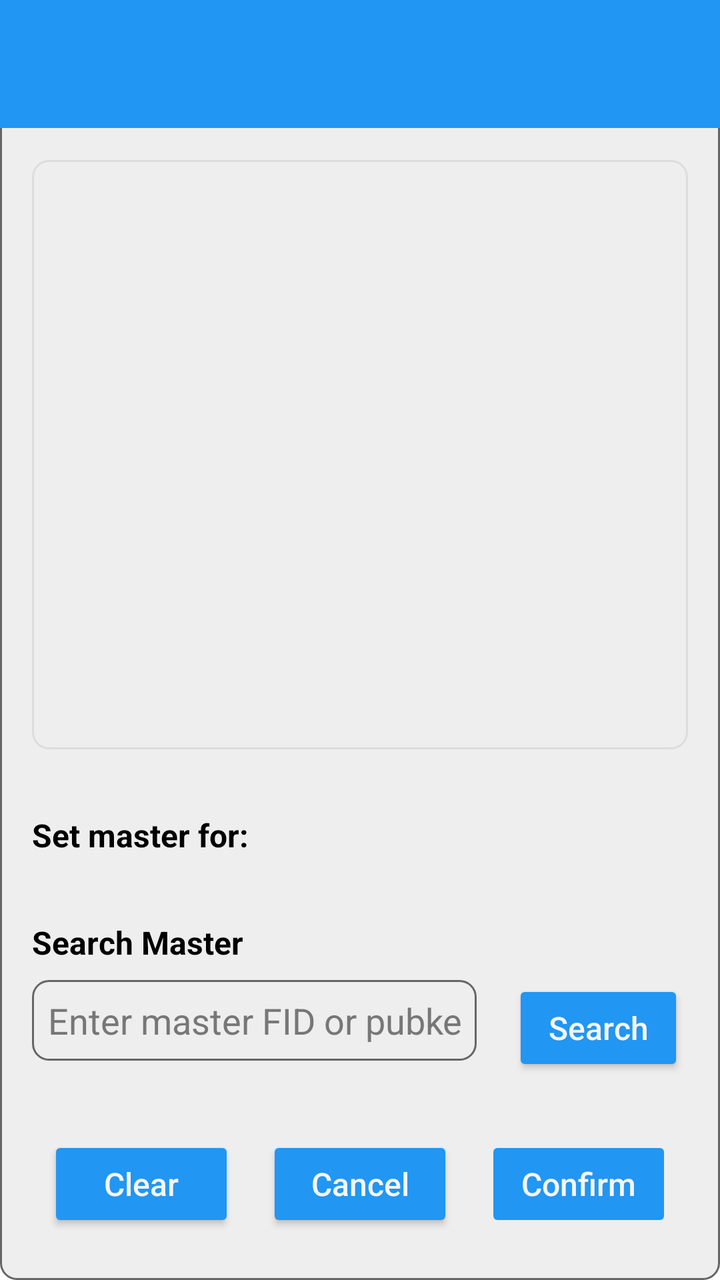
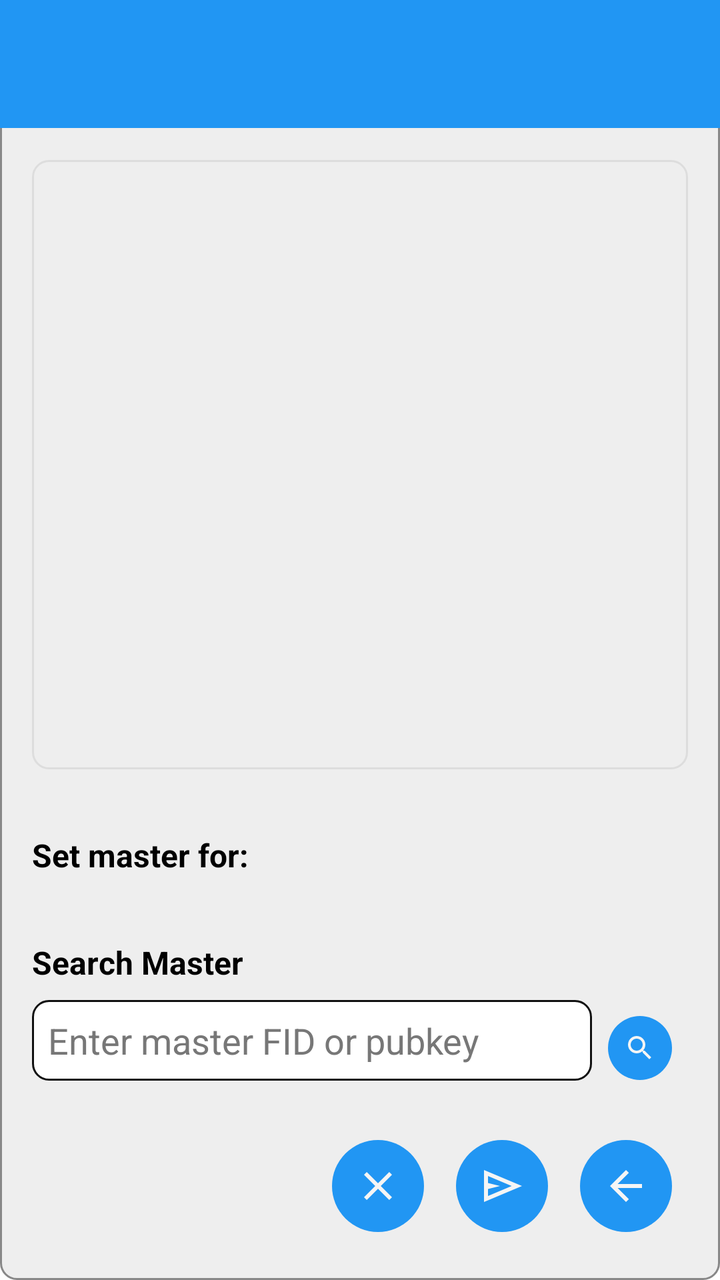

The first picture is an Android layout as it rendered before a commit; the second is the same layout after the commit. The layout source and the unified diff follow.
<!-- AndroidManifest.xml: application theme Theme.Freer -->
<!-- res/layout/activity_set_master.xml -->
<?xml version="1.0" encoding="utf-8"?>
<LinearLayout xmlns:android="http://schemas.android.com/apk/res/android"
    android:layout_width="match_parent"
    android:layout_height="match_parent"
    android:orientation="vertical"
    android:background="@drawable/key_card_background">

    
    <include layout="@layout/common_toolbar" />

    <LinearLayout
        android:layout_width="match_parent"
        android:layout_height="match_parent"
        android:orientation="vertical"
        android:padding="16dp">

        
        <LinearLayout
            android:layout_width="match_parent"
            android:layout_height="0dp"
            android:layout_weight="1"
            android:orientation="vertical"
            android:layout_marginBottom="16dp">

            <TextView
                android:id="@+id/searchResultsHint"
                android:layout_width="match_parent"
                android:layout_height="wrap_content"
                android:text="@string/search_results"
                android:textStyle="bold"
                android:textSize="16sp"
                android:textColor="@color/text_color"
                android:layout_marginBottom="8dp"
                android:visibility="gone" />

            <ScrollView
                android:layout_width="match_parent"
                android:layout_height="match_parent"
                android:background="@drawable/bg_result_view"
                android:padding="8dp">

                <LinearLayout
                    android:id="@+id/searchResultsLayout"
                    android:layout_width="match_parent"
                    android:layout_height="wrap_content"
                    android:orientation="vertical" />

            </ScrollView>

        </LinearLayout>

        
        <LinearLayout
            android:layout_width="match_parent"
            android:layout_height="wrap_content"
            android:orientation="vertical">


            
            <TextView
                android:layout_width="match_parent"
                android:layout_height="wrap_content"
                android:text="@string/current_fid_label"
                android:textStyle="bold"
                android:textSize="16sp"
                android:textColor="@color/text_color"
                android:layout_marginTop="16dp"
                android:layout_marginBottom="8dp" />

            <LinearLayout
                android:id="@+id/mainFidLayout"
                android:layout_width="match_parent"
                android:layout_height="wrap_content"
                android:orientation="vertical"
                android:layout_marginBottom="24dp" />


            
            <TextView
                android:layout_width="match_parent"
                android:layout_height="wrap_content"
                android:text="@string/search_master"
                android:textStyle="bold"
                android:textSize="16sp"
                android:textColor="@color/text_color"
                android:layout_marginBottom="8dp" />

            <LinearLayout
                android:layout_width="match_parent"
                android:layout_height="54dp"
                android:orientation="horizontal"
                android:layout_marginBottom="8dp">

                <EditText
                    android:id="@+id/masterSearchEditText"
                    android:layout_width="0dp"
                    android:layout_height="wrap_content"
                    android:layout_weight="4"
                    android:hint="@string/enter_master_fid_or_name"
                    android:inputType="text"
                    android:textColor="@color/text_color"
                    android:textColorHint="@color/hint"
                    android:layout_marginEnd="16dp"
                    android:background="@drawable/bg_input_view"
                    />

                <Button
                    android:id="@+id/searchButton"
                    android:layout_width="30dp"
                    android:layout_height="wrap_content"
                    android:layout_gravity="bottom"
                    android:text="@string/search"
                    android:padding="0dp"
                    android:layout_margin="2dp"
                    style="@style/ButtonStyle" />

            </LinearLayout>

            
            <LinearLayout
                android:layout_width="match_parent"
                android:layout_height="wrap_content"
                android:orientation="horizontal"
                android:layout_marginTop="8dp">

                <Button
                    android:id="@+id/clearButton"
                    android:layout_width="0dp"
                    android:layout_height="wrap_content"
                    android:layout_weight="1"
                    android:text="@string/clear"
                    android:layout_marginEnd="8dp"
                    style="@style/ButtonStyle" />

                <Button
                    android:id="@+id/cancelButton"
                    android:layout_width="0dp"
                    android:layout_height="wrap_content"
                    android:layout_weight="1"
                    android:text="@string/cancel"
                    android:layout_marginEnd="8dp"
                    style="@style/ButtonStyle" />

                <Button
                    android:id="@+id/setMasterButton"
                    android:layout_width="0dp"
                    android:layout_height="wrap_content"
                    android:layout_weight="1"
                    android:text="@string/confirm"
                    style="@style/ButtonStyle"
                    android:enabled="false" />

            </LinearLayout>

        </LinearLayout>

        </LinearLayout>

    </LinearLayout>
<!-- res/layout/common_toolbar.xml (included above) -->
<?xml version="1.0" encoding="utf-8"?>
<androidx.appcompat.widget.Toolbar xmlns:android="http://schemas.android.com/apk/res/android"
    xmlns:app="http://schemas.android.com/apk/res-auto"
    android:id="@+id/toolbar"
    android:layout_width="match_parent"
    android:layout_height="?attr/actionBarSize"
    android:background="@color/colorAccent"
    android:theme="@style/ThemeOverlay.Freer.Toolbar">

    <LinearLayout
        android:id="@+id/toolbar_fid_container"
        android:layout_width="wrap_content"
        android:layout_height="match_parent"
        android:layout_gravity="end"
        android:orientation="horizontal"
        android:gravity="center_vertical"
        android:paddingEnd="4dp"
        android:paddingStart="16dp"
        android:visibility="gone"
        android:clickable="true"
        android:focusable="true"
        android:background="?android:attr/selectableItemBackground">

        <TextView
            android:id="@+id/toolbar_fid_text"
            android:layout_width="wrap_content"
            android:layout_height="wrap_content"
            android:layout_marginEnd="8dp"
            android:text="FID123456789..."
            android:textColor="@android:color/white"
            android:textSize="14sp"
            android:maxLines="1"
            android:ellipsize="none" />

        <ImageView
            android:id="@+id/toolbar_avatar"
            android:layout_width="42dp"
            android:layout_height="42dp"
            android:background="@color/colorAccent"
            android:scaleType="centerCrop"
            android:contentDescription="@string/avatar" />

    </LinearLayout>

</androidx.appcompat.widget.Toolbar>
<!-- resources referenced by this layout -->
<resources>
  <color name="colorAccent">#2196F3</color>
  <color name="text_color">#000000</color>
  <!-- drawable bg_input_view (drawable) -->
  <?xml version="1.0" encoding="utf-8"?>
  <shape xmlns:android="http://schemas.android.com/apk/res/android"
      android:shape="rectangle">
      <solid android:color="@color/background_light" />
      <stroke android:width="1dp" android:color="@color/outline_heavy" />
      <corners android:radius="8dp" />
      <padding android:left="8dp" android:top="8dp" android:right="8dp" android:bottom="8dp" />
  </shape>
  <!-- drawable bg_result_view (drawable) -->
  <?xml version="1.0" encoding="utf-8"?>
  <shape xmlns:android="http://schemas.android.com/apk/res/android"
      android:shape="rectangle">
      <solid android:color="@color/background_light" />
      <stroke android:width="1dp" android:color="@color/stroke_color" />
      <corners android:radius="8dp" />
      <padding android:left="8dp" android:top="8dp" android:right="8dp" android:bottom="8dp" />
  </shape>
  <!-- drawable key_card_background (drawable) -->
  <?xml version="1.0" encoding="utf-8"?>
  <selector xmlns:android="http://schemas.android.com/apk/res/android">
      <item android:state_pressed="true">
          <shape android:shape="rectangle">
              <solid android:color="@color/background_light" />
              <stroke android:width="1dp" android:color="@color/outline_heavy" />
              <corners android:radius="8dp" />
          </shape>
      </item>
      <item>
          <shape android:shape="rectangle">
              <solid android:color="@color/background_light" />
              <stroke android:width="1dp" android:color="@color/outline_heavy" />
              <corners android:radius="8dp" />
          </shape>
      </item>
  </selector>
  <string name="cancel">Cancel</string>
  <style name="ButtonStyle">
          <item name="android:textColor">@color/main_background</item>
          <item name="android:backgroundTint">@color/colorAccent</item>
          <item name="android:paddingStart">8dp</item>
          <item name="android:paddingEnd">8dp</item>
          <item name="android:paddingTop">8dp</item>
          <item name="android:paddingBottom">8dp</item>
          <item name="android:textSize">16sp</item>
          <item name="android:textAllCaps">false</item>
          <item name="android:layout_width">wrap_content</item>
          <item name="android:layout_height">@dimen/button_height</item>
          <item name="android:layout_weight">1</item>
          <item name="android:layout_marginStart">4dp</item>
          <item name="android:layout_marginEnd">4dp</item>
          <item name="android:layout_margin">8dp</item>
          <item name="android:layout_gravity">center</item>
      </style>
  <color name="outline_heavy">#666666</color>
  <color name="stroke_color">#DDDDDD</color>
  <dimen name="button_height">52dp</dimen>
  <!-- unchanged entries left out for length: 14 -->
</resources>

<!-- the commit's change to res/layout/activity_set_master.xml (unified diff, before → after) -->
@@ -29,7 +29,7 @@
                 android:text="@string/search_results"
                 android:textStyle="bold"
                 android:textSize="16sp"
-                android:textColor="@color/text_color"
+                android:textColor="@color/text"
                 android:layout_marginBottom="8dp"
                 android:visibility="gone" />
 
@@ -63,7 +63,7 @@
                 android:text="@string/current_fid_label"
                 android:textStyle="bold"
                 android:textSize="16sp"
-                android:textColor="@color/text_color"
+                android:textColor="@color/text"
                 android:layout_marginTop="16dp"
                 android:layout_marginBottom="8dp" />
 
@@ -82,14 +82,14 @@
                 android:text="@string/search_master"
                 android:textStyle="bold"
                 android:textSize="16sp"
-                android:textColor="@color/text_color"
+                android:textColor="@color/text"
                 android:layout_marginBottom="8dp" />
 
             <LinearLayout
                 android:layout_width="match_parent"
                 android:layout_height="54dp"
                 android:orientation="horizontal"
-                android:layout_marginBottom="8dp">
+                >
 
                 <EditText
                     android:id="@+id/masterSearchEditText"
@@ -98,21 +98,18 @@
                     android:layout_weight="4"
                     android:hint="@string/enter_master_fid_or_name"
                     android:inputType="text"
-                    android:textColor="@color/text_color"
+                    android:textColor="@color/text"
                     android:textColorHint="@color/hint"
-                    android:layout_marginEnd="16dp"
+                    android:maxLines="2"
+                    android:ellipsize="middle"
                     android:background="@drawable/bg_input_view"
                     />
 
-                <Button
+                <ImageButton
                     android:id="@+id/searchButton"
-                    android:layout_width="30dp"
-                    android:layout_height="wrap_content"
-                    android:layout_gravity="bottom"
-                    android:text="@string/search"
-                    android:padding="0dp"
-                    android:layout_margin="2dp"
-                    style="@style/ButtonStyle" />
+                    style="@style/SmallImageButton"
+                    android:src="@drawable/ic_search"
+                    android:contentDescription="@string/search" />
 
             </LinearLayout>
 
@@ -121,34 +118,27 @@
                 android:layout_width="match_parent"
                 android:layout_height="wrap_content"
                 android:orientation="horizontal"
-                android:layout_marginTop="8dp">
+                android:layout_marginTop="8dp"
+                android:gravity="end">
 
-                <Button
+                <ImageButton
                     android:id="@+id/clearButton"
-                    android:layout_width="0dp"
-                    android:layout_height="wrap_content"
-                    android:layout_weight="1"
-                    android:text="@string/clear"
-                    android:layout_marginEnd="8dp"
-                    style="@style/ButtonStyle" />
+                    style="@style/ImageButtonStyle"
+                    android:src="@drawable/ic_clear"
+                    android:contentDescription="@string/clear" />
 
-                <Button
-                    android:id="@+id/cancelButton"
-                    android:layout_width="0dp"
-                    android:layout_height="wrap_content"
-                    android:layout_weight="1"
-                    android:text="@string/cancel"
-                    android:layout_marginEnd="8dp"
-                    style="@style/ButtonStyle" />
 
-                <Button
+                <ImageButton
                     android:id="@+id/setMasterButton"
-                    android:layout_width="0dp"
-                    android:layout_height="wrap_content"
-                    android:layout_weight="1"
-                    android:text="@string/confirm"
-                    style="@style/ButtonStyle"
-                    android:enabled="false" />
+                    style="@style/ImageButtonStyle"
+                    android:src="@drawable/ic_send"
+                    android:contentDescription="@string/confirm" />
+
+                <ImageButton
+                    android:id="@+id/back_button"
+                    style="@style/ImageButtonStyle"
+                    android:src="@drawable/ic_back"
+                    android:contentDescription="@string/back" />
 
             </LinearLayout>
 
@@ -164,7 +154,7 @@
     android:id="@+id/toolbar"
     android:layout_width="match_parent"
     android:layout_height="?attr/actionBarSize"
-    android:background="@color/colorAccent"
+    android:background="@color/accent"
     android:theme="@style/ThemeOverlay.Freer.Toolbar">
 
     <LinearLayout
@@ -173,30 +163,31 @@
         android:layout_height="match_parent"
         android:layout_gravity="end"
         android:orientation="horizontal"
-        android:gravity="center_vertical"
-        android:paddingEnd="4dp"
-        android:paddingStart="16dp"
+        android:gravity="end|center_vertical"
         android:visibility="gone"
         android:clickable="true"
         android:focusable="true"
+        android:paddingStart="8dp"
+        android:paddingEnd="16dp"
         android:background="?android:attr/selectableItemBackground">
 
         <TextView
             android:id="@+id/toolbar_fid_text"
-            android:layout_width="wrap_content"
+            android:layout_width="130dp"
             android:layout_height="wrap_content"
-            android:layout_marginEnd="8dp"
-            android:text="FID123456789..."
-            android:textColor="@android:color/white"
+            android:textColor="@color/main_background"
+            android:paddingStart="8dp"
+            android:paddingEnd="4dp"
             android:textSize="14sp"
             android:maxLines="1"
-            android:ellipsize="none" />
+            android:gravity="end"
+            android:ellipsize="middle" />
 
         <ImageView
             android:id="@+id/toolbar_avatar"
             android:layout_width="42dp"
             android:layout_height="42dp"
-            android:background="@color/colorAccent"
+            android:background="@color/accent"
             android:scaleType="centerCrop"
             android:contentDescription="@string/avatar" />
 
<!-- resource entries referenced after the edit -->
@@ -1,12 +1,12 @@
 <!-- resources referenced by this layout -->
 <resources>
-  <color name="colorAccent">#2196F3</color>
-  <color name="text_color">#000000</color>
+  <color name="accent">#2196F3</color>
+  <color name="text">#000000</color>
   <!-- drawable bg_input_view (drawable) -->
   <?xml version="1.0" encoding="utf-8"?>
   <shape xmlns:android="http://schemas.android.com/apk/res/android"
       android:shape="rectangle">
-      <solid android:color="@color/background_light" />
+      <solid android:color="@color/input_field_background" />
       <stroke android:width="1dp" android:color="@color/outline_heavy" />
       <corners android:radius="8dp" />
       <padding android:left="8dp" android:top="8dp" android:right="8dp" android:bottom="8dp" />
@@ -16,49 +16,101 @@
   <shape xmlns:android="http://schemas.android.com/apk/res/android"
       android:shape="rectangle">
       <solid android:color="@color/background_light" />
-      <stroke android:width="1dp" android:color="@color/stroke_color" />
+      <stroke android:width="1dp" android:color="@color/stroke" />
       <corners android:radius="8dp" />
       <padding android:left="8dp" android:top="8dp" android:right="8dp" android:bottom="8dp" />
   </shape>
+  <!-- drawable ic_back (drawable) -->
+  <vector xmlns:android="http://schemas.android.com/apk/res/android"
+      android:width="24dp"
+      android:height="24dp"
+      android:viewportWidth="960"
+      android:viewportHeight="960">
+    <path
+        android:pathData="m313,520 l224,224 -57,56 -320,-320 320,-320 57,56 -224,224h487v80L313,520Z"
+        android:fillColor="@color/main_background"/>
+  </vector>
+  <!-- drawable ic_clear (drawable) -->
+  <?xml version="1.0" encoding="utf-8"?>
+  <vector xmlns:android="http://schemas.android.com/apk/res/android"
+      android:width="24dp"
+      android:height="24dp"
+      android:viewportWidth="24"
+      android:viewportHeight="24"
+      android:tint="@color/accent">
+      <path
+          android:fillColor="@color/text"
+          android:pathData="M19,6.41L17.59,5 12,10.59 6.41,5 5,6.41 10.59,12 5,17.59 6.41,19 12,13.41 17.59,19 19,17.59 13.41,12z"/>
+  </vector>
+  <!-- drawable ic_search (drawable) -->
+  <vector xmlns:android="http://schemas.android.com/apk/res/android"
+      android:width="24dp"
+      android:height="24dp"
+      android:viewportWidth="24"
+      android:viewportHeight="24"
+      android:tint="?attr/colorOnSurface">
+    <path
+        android:fillColor="@android:color/white"
+        android:pathData="M15.5,14h-0.79l-0.28,-0.27C15.41,12.59 16,11.11 16,9.5 16,5.91 13.09,3 9.5,3S3,5.91 3,9.5 5.91,16 9.5,16c1.61,0 3.09,-0.59 4.23,-1.57l0.27,0.28v0.79l5,4.99L20.49,19l-4.99,-5zM9.5,14C7.01,14 5,11.99 5,9.5S7.01,5 9.5,5 14,7.01 14,9.5 11.99,14 9.5,14z"/>
+  </vector>
+  <!-- drawable ic_send (drawable) -->
+  <vector xmlns:android="http://schemas.android.com/apk/res/android"
+      android:width="24dp"
+      android:height="24dp"
+      android:viewportWidth="960"
+      android:viewportHeight="960">
+    <path
+        android:pathData="M120,800v-640l760,320 -760,320ZM200,680 L674,480 200,280v140l240,60 -240,60v140ZM200,680v-400,400Z"
+        android:fillColor="@color/warning"/>
+  </vector>
   <!-- drawable key_card_background (drawable) -->
   <?xml version="1.0" encoding="utf-8"?>
   <selector xmlns:android="http://schemas.android.com/apk/res/android">
       <item android:state_pressed="true">
           <shape android:shape="rectangle">
               <solid android:color="@color/background_light" />
-              <stroke android:width="1dp" android:color="@color/outline_heavy" />
+              <stroke android:width="1dp" android:color="@color/outline_light" />
               <corners android:radius="8dp" />
           </shape>
       </item>
       <item>
           <shape android:shape="rectangle">
               <solid android:color="@color/background_light" />
-              <stroke android:width="1dp" android:color="@color/outline_heavy" />
+              <stroke android:width="1dp" android:color="@color/outline_light" />
               <corners android:radius="8dp" />
           </shape>
       </item>
   </selector>
-  <string name="cancel">Cancel</string>
-  <style name="ButtonStyle">
-          <item name="android:textColor">@color/main_background</item>
-          <item name="android:backgroundTint">@color/colorAccent</item>
-          <item name="android:paddingStart">8dp</item>
-          <item name="android:paddingEnd">8dp</item>
-          <item name="android:paddingTop">8dp</item>
-          <item name="android:paddingBottom">8dp</item>
-          <item name="android:textSize">16sp</item>
-          <item name="android:textAllCaps">false</item>
-          <item name="android:layout_width">wrap_content</item>
-          <item name="android:layout_height">@dimen/button_height</item>
-          <item name="android:layout_weight">1</item>
-          <item name="android:layout_marginStart">4dp</item>
-          <item name="android:layout_marginEnd">4dp</item>
+  <string name="back">Back</string>
+  <style name="ImageButtonStyle">
+          <item name="android:layout_width">46dp</item>
+          <item name="android:layout_height">46dp</item>
           <item name="android:layout_margin">8dp</item>
-          <item name="android:layout_gravity">center</item>
+          <item name="android:background">@drawable/bg_round_accent</item>
+          <item name="android:tint">@color/main_background</item>
+          <item name="android:scaleType">centerInside</item>
+          <item name="android:padding">8dp</item>
       </style>
-  <color name="outline_heavy">#666666</color>
-  <color name="stroke_color">#DDDDDD</color>
-  <dimen name="button_height">52dp</dimen>
+  <style name="SmallImageButton" parent="ImageButtonStyle">
+          <item name="android:layout_width">32dp</item>
+          <item name="android:layout_height">32dp</item>
+          <item name="android:scaleType">fitCenter</item>
+          <item name="android:layout_margin">8dp</item>
+          <item name="android:background">@drawable/bg_round_accent</item>
+          <item name="android:tint">@color/main_background</item>
+          <item name="android:padding">8dp</item>
+      </style>
+  <color name="input_field_background">#FFFFFF</color>
+  <color name="outline_heavy">#111111</color>
+  <color name="stroke">#DDDDDD</color>
+  <color name="warning">#FF9800</color>
+  <color name="outline_light">#888888</color>
+  <!-- drawable bg_round_accent (drawable) -->
+  <?xml version="1.0" encoding="utf-8"?>
+  <shape xmlns:android="http://schemas.android.com/apk/res/android"
+      android:shape="oval">
+      <solid android:color="@color/accent" />
+  </shape>
   <!-- unchanged entries left out for length: 14 -->
 </resources>
 
